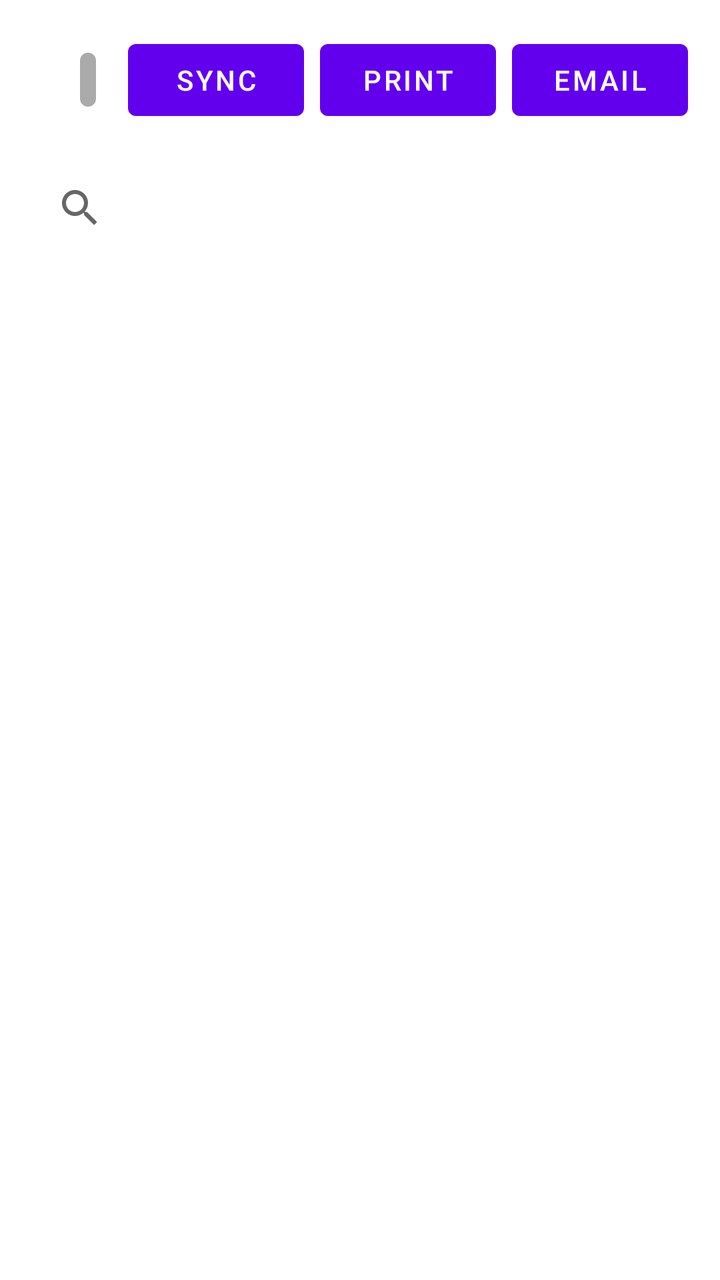
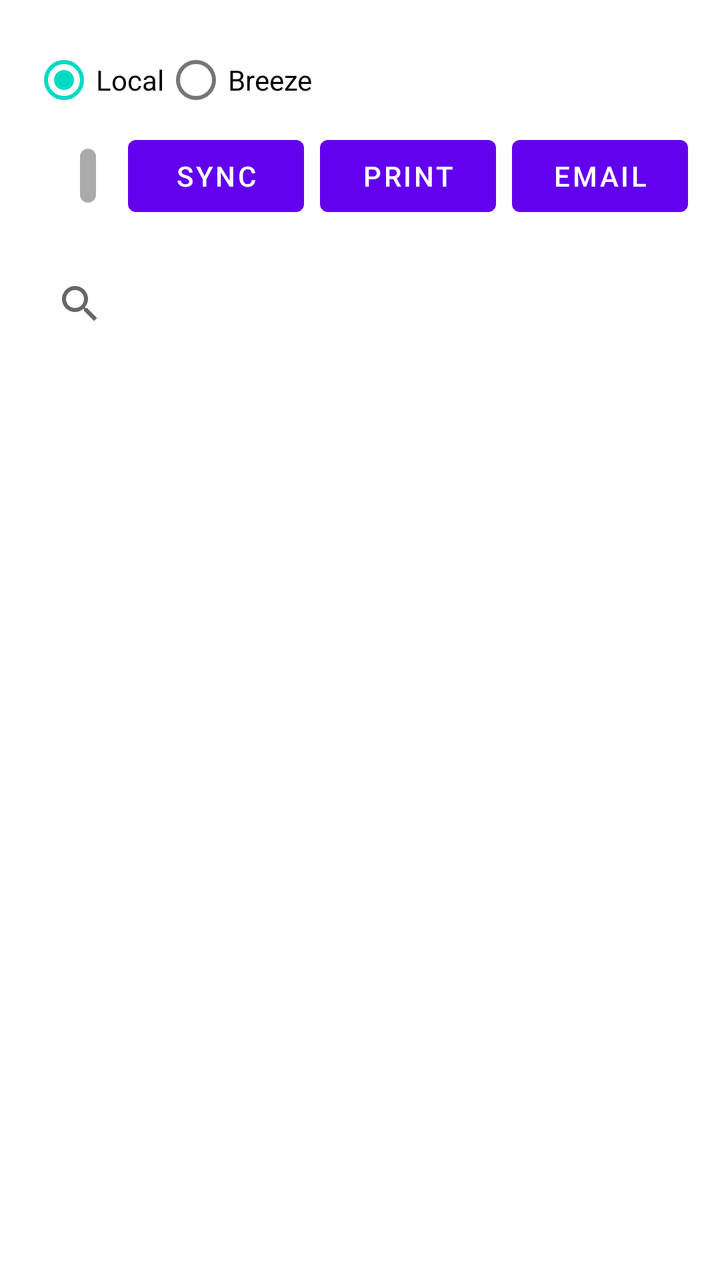

Compare the two renders of this Android layout. The source of the first and the diff that turns it into the second are given below.
<!-- AndroidManifest.xml: application theme Theme.ExpressCheckin -->
<!-- res/layout/fragment_attendance.xml -->
<?xml version="1.0" encoding="utf-8"?>
<LinearLayout xmlns:android="http://schemas.android.com/apk/res/android"
    android:layout_width="match_parent"
    android:layout_height="match_parent"
    android:orientation="vertical"
    android:padding="16dp">

    <LinearLayout
        android:layout_width="match_parent"
        android:layout_height="wrap_content"
        android:orientation="horizontal"
        android:gravity="end"
        android:paddingBottom="16dp">

        <TextView
            android:id="@+id/attendeesBadge"
            android:layout_width="wrap_content"
            android:layout_height="wrap_content"
            android:background="@drawable/badge_background"
            android:padding="4dp"
            android:textColor="@android:color/white"
            android:textSize="14sp"
            android:textStyle="bold"
            android:layout_marginEnd="16dp"/>

        <Button
            android:id="@+id/syncButton"
            android:layout_width="wrap_content"
            android:layout_height="wrap_content"
            android:text="Sync"
            android:layout_marginEnd="8dp"/>

        <Button
            android:id="@+id/printButton"
            android:layout_width="wrap_content"
            android:layout_height="wrap_content"
            android:text="Print"
            android:layout_marginEnd="8dp"/>

        <Button
            android:id="@+id/emailButton"
            android:layout_width="wrap_content"
            android:layout_height="wrap_content"
            android:text="Email"/>
    </LinearLayout>

    <SearchView
        android:id="@+id/searchView"
        android:layout_width="match_parent"
        android:layout_height="wrap_content"
        android:queryHint="Search persons" />

    <androidx.recyclerview.widget.RecyclerView
        android:id="@+id/recyclerView"
        android:layout_width="match_parent"
        android:layout_height="match_parent"
        android:layout_marginTop="8dp" />
</LinearLayout>
<!-- resources referenced by this layout -->
<resources>
  <!-- drawable badge_background (drawable) -->
  <shape xmlns:android="http://schemas.android.com/apk/res/android">
      <solid android:color="@android:color/darker_gray"/>
      <corners android:radius="8dp"/>
  </shape>
  <style name="Theme.ExpressCheckin" parent="Theme.MaterialComponents.DayNight.DarkActionBar">
          
          <item name="colorPrimary">@color/purple_500</item>
          <item name="colorPrimaryVariant">@color/purple_700</item>
          <item name="colorOnPrimary">@color/white</item>
          
          <item name="colorSecondary">@color/teal_200</item>
          <item name="colorSecondaryVariant">@color/teal_700</item>
          <item name="colorOnSecondary">@color/black</item>
          
          <item name="android:statusBarColor">?attr/colorPrimaryVariant</item>
          
      </style>
  <color name="purple_500">#FF6200EE</color>
  <color name="purple_700">#FF3700B3</color>
  <color name="white">#FFFFFFFF</color>
  <color name="teal_200">#FF03DAC5</color>
  <color name="teal_700">#FF018786</color>
  <color name="black">#FF000000</color>
</resources>

<!-- the commit's change to res/layout/fragment_attendance.xml (unified diff, before → after) -->
@@ -4,6 +4,27 @@
     android:layout_height="match_parent"
     android:orientation="vertical"
     android:padding="16dp">
+
+    <RadioGroup
+        android:id="@+id/sourceRadioGroup"
+        android:layout_width="match_parent"
+        android:layout_height="wrap_content"
+        android:orientation="horizontal">
+
+        <RadioButton
+            android:id="@+id/localRadioButton"
+            android:layout_width="wrap_content"
+            android:layout_height="wrap_content"
+            android:text="Local"
+            android:checked="true" />
+
+        <RadioButton
+            android:id="@+id/breezeRadioButton"
+            android:layout_width="wrap_content"
+            android:layout_height="wrap_content"
+            android:text="Breeze" />
+    </RadioGroup>
+
 
     <LinearLayout
         android:layout_width="match_parent"
